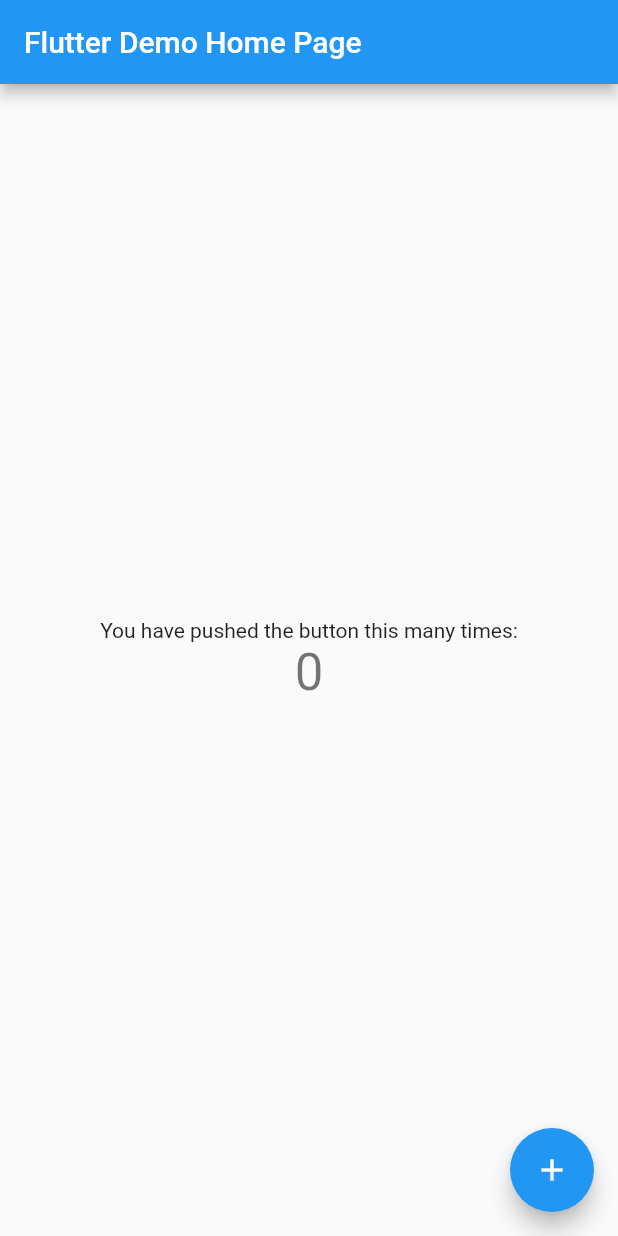
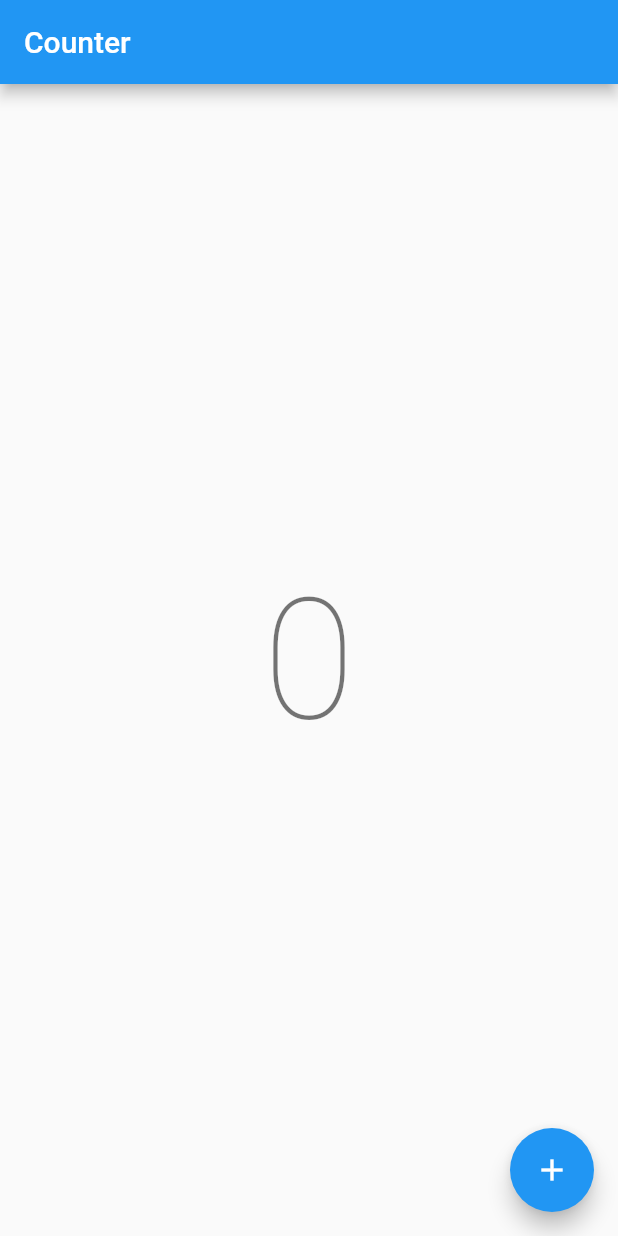
Before and after one commit to Yong509/Flutter-GetX, a Flutter app: the screen it shows after launch, on a phone screen of 412 x 824 dp. Run offline on Flutter 3.47's test engine with Material 2 defaults, Android fonts, the phone set to English and light mode, and no system bars; our stand-ins replace get.

Commit message:
getx state management controller with counter

```diff
--- /dev/null
+++ b/lib/controllers/app_controllers.dart
@@ -0,0 +1,7 @@
+import 'package:get/get.dart';
+
+class AppControllers extends GetxController {
+  RxInt counter = 0.obs;
+
+  increment() => {counter++};
+}
--- a/lib/main.dart
+++ b/lib/main.dart
@@ -1,4 +1,6 @@
 import 'package:flutter/material.dart';
+import 'package:flutter_getx/pages/home.dart';
+import 'package:get/route_manager.dart';
 
 void main() {
   runApp(const MyApp());
@@ -10,36 +12,18 @@ class MyApp extends StatelessWidget {
   // This widget is the root of your application.
   @override
   Widget build(BuildContext context) {
-    return MaterialApp(
+    return GetMaterialApp(
       title: 'Flutter Demo',
       theme: ThemeData(
-        // This is the theme of your application.
-        //
-        // Try running your application with "flutter run". You'll see the
-        // application has a blue toolbar. Then, without quitting the app, try
-        // changing the primarySwatch below to Colors.green and then invoke
-        // "hot reload" (press "r" in the console where you ran "flutter run",
-        // or simply save your changes to "hot reload" in a Flutter IDE).
-        // Notice that the counter didn't reset back to zero; the application
-        // is not restarted.
         primarySwatch: Colors.blue,
       ),
-      home: const MyHomePage(title: 'Flutter Demo Home Page'),
+      home: const HomePage(),
     );
   }
 }
 
 class MyHomePage extends StatefulWidget {
   const MyHomePage({Key? key, required this.title}) : super(key: key);
-
-  // This widget is the home page of your application. It is stateful, meaning
-  // that it has a State object (defined below) that contains fields that affect
-  // how it looks.
-
-  // This class is the configuration for the state. It holds the values (in this
-  // case the title) provided by the parent (in this case the App widget) and
-  // used by the build method of the State. Fields in a Widget subclass are
-  // always marked "final".
 
   final String title;
 
@@ -52,47 +36,18 @@ class _MyHomePageState extends State<MyHomePage> {
 
   void _incrementCounter() {
     setState(() {
-      // This call to setState tells the Flutter framework that something has
-      // changed in this State, which causes it to rerun the build method below
-      // so that the display can reflect the updated values. If we changed
-      // _counter without calling setState(), then the build method would not be
-      // called again, and so nothing would appear to happen.
       _counter++;
     });
   }
 
   @override
   Widget build(BuildContext context) {
-    // This method is rerun every time setState is called, for instance as done
-    // by the _incrementCounter method above.
-    //
-    // The Flutter framework has been optimized to make rerunning build methods
-    // fast, so that you can just rebuild anything that needs updating rather
-    // than having to individually change instances of widgets.
     return Scaffold(
       appBar: AppBar(
-        // Here we take the value from the MyHomePage object that was created by
-        // the App.build method, and use it to set our appbar title.
         title: Text(widget.title),
       ),
       body: Center(
-        // Center is a layout widget. It takes a single child and positions it
-        // in the middle of the parent.
         child: Column(
-          // Column is also a layout widget. It takes a list of children and
-          // arranges them vertically. By default, it sizes itself to fit its
-          // children horizontally, and tries to be as tall as its parent.
-          //
-          // Invoke "debug painting" (press "p" in the console, choose the
-          // "Toggle Debug Paint" action from the Flutter Inspector in Android
-          // Studio, or the "Toggle Debug Paint" command in Visual Studio Code)
-          // to see the wireframe for each widget.
-          //
-          // Column has various properties to control how it sizes itself and
-          // how it positions its children. Here we use mainAxisAlignment to
-          // center the children vertically; the main axis here is the vertical
-          // axis because Columns are vertical (the cross axis would be
-          // horizontal).
           mainAxisAlignment: MainAxisAlignment.center,
           children: <Widget>[
             const Text(
--- /dev/null
+++ b/lib/pages/home.dart
@@ -0,0 +1,32 @@
+import 'package:flutter/material.dart';
+import 'package:flutter_getx/controllers/app_controllers.dart';
+import 'package:get/get.dart';
+
+class HomePage extends StatelessWidget {
+  const HomePage({Key? key}) : super(key: key);
+
+  static final _controller = Get.put(AppControllers());
+
+  @override
+  Widget build(BuildContext context) {
+    return Scaffold(
+      appBar: AppBar(
+        title: const Text('Counter'),
+      ),
+      body: Center(
+        child: Obx(
+          () => Text(
+            '${_controller.counter}',
+            style: Theme.of(context).textTheme.headline1,
+          ),
+        ),
+      ),
+      floatingActionButton: FloatingActionButton(
+        onPressed: () {
+          _controller.increment();
+        },
+        child: const Icon(Icons.add),
+      ),
+    );
+  }
+}
```
